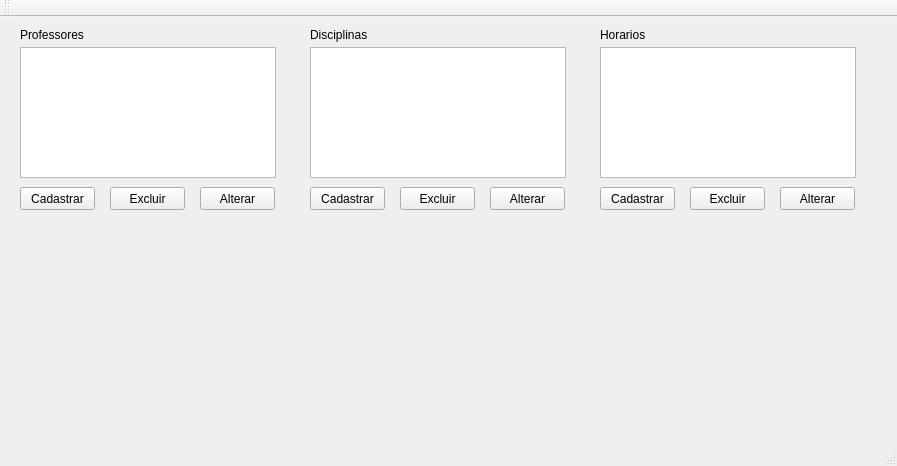
Before: the Qt Designer form Cod_06.ui in ericadsbrito/Grupo4, drawn with Qt 5.
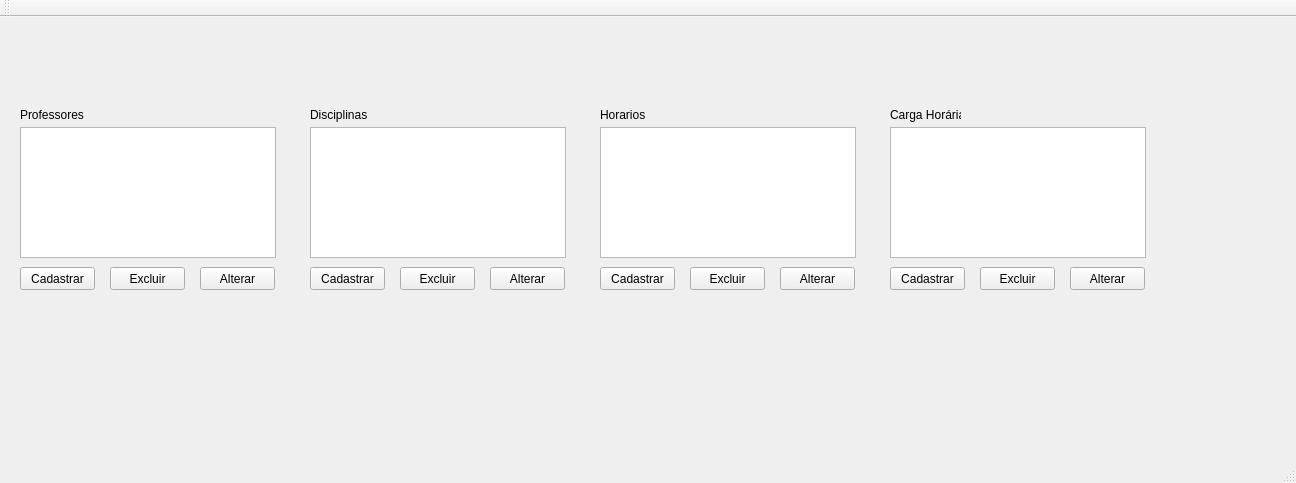
After: the same form once the commit is applied.

What changed in the file:
```diff
--- a/Cod_06.ui
+++ b/Cod_06.ui
@@ -6,8 +6,8 @@
    <rect>
     <x>0</x>
     <y>0</y>
-    <width>897</width>
-    <height>466</height>
+    <width>1296</width>
+    <height>483</height>
    </rect>
   </property>
   <property name="windowTitle">
@@ -18,7 +18,7 @@
     <property name="geometry">
      <rect>
       <x>20</x>
-      <y>170</y>
+      <y>250</y>
       <width>75</width>
       <height>23</height>
      </rect>
@@ -31,7 +31,7 @@
     <property name="geometry">
      <rect>
       <x>110</x>
-      <y>170</y>
+      <y>250</y>
       <width>75</width>
       <height>23</height>
      </rect>
@@ -44,7 +44,7 @@
     <property name="geometry">
      <rect>
       <x>20</x>
-      <y>30</y>
+      <y>110</y>
       <width>256</width>
       <height>131</height>
      </rect>
@@ -54,7 +54,7 @@
     <property name="geometry">
      <rect>
       <x>200</x>
-      <y>170</y>
+      <y>250</y>
       <width>75</width>
       <height>23</height>
      </rect>
@@ -67,7 +67,7 @@
     <property name="geometry">
      <rect>
       <x>20</x>
-      <y>10</y>
+      <y>90</y>
       <width>71</width>
       <height>16</height>
      </rect>
@@ -80,7 +80,7 @@
     <property name="geometry">
      <rect>
       <x>310</x>
-      <y>30</y>
+      <y>110</y>
       <width>256</width>
       <height>131</height>
      </rect>
@@ -90,7 +90,7 @@
     <property name="geometry">
      <rect>
       <x>400</x>
-      <y>170</y>
+      <y>250</y>
       <width>75</width>
       <height>23</height>
      </rect>
@@ -103,7 +103,7 @@
     <property name="geometry">
      <rect>
       <x>490</x>
-      <y>170</y>
+      <y>250</y>
       <width>75</width>
       <height>23</height>
      </rect>
@@ -116,7 +116,7 @@
     <property name="geometry">
      <rect>
       <x>310</x>
-      <y>170</y>
+      <y>250</y>
       <width>75</width>
       <height>23</height>
      </rect>
@@ -129,7 +129,7 @@
     <property name="geometry">
      <rect>
       <x>310</x>
-      <y>10</y>
+      <y>90</y>
       <width>71</width>
       <height>16</height>
      </rect>
@@ -142,7 +142,7 @@
     <property name="geometry">
      <rect>
       <x>600</x>
-      <y>10</y>
+      <y>90</y>
       <width>71</width>
       <height>16</height>
      </rect>
@@ -155,7 +155,7 @@
     <property name="geometry">
      <rect>
       <x>780</x>
-      <y>170</y>
+      <y>250</y>
       <width>75</width>
       <height>23</height>
      </rect>
@@ -168,7 +168,7 @@
     <property name="geometry">
      <rect>
       <x>600</x>
-      <y>30</y>
+      <y>110</y>
       <width>256</width>
       <height>131</height>
      </rect>
@@ -178,7 +178,7 @@
     <property name="geometry">
      <rect>
       <x>600</x>
-      <y>170</y>
+      <y>250</y>
       <width>75</width>
       <height>23</height>
      </rect>
@@ -191,7 +191,7 @@
     <property name="geometry">
      <rect>
       <x>690</x>
-      <y>170</y>
+      <y>250</y>
       <width>75</width>
       <height>23</height>
      </rect>
@@ -200,6 +200,68 @@
      <string>Excluir</string>
     </property>
    </widget>
+   <widget class="QPushButton" name="pushButton_13">
+    <property name="geometry">
+     <rect>
+      <x>980</x>
+      <y>250</y>
+      <width>75</width>
+      <height>23</height>
+     </rect>
+    </property>
+    <property name="text">
+     <string>Excluir</string>
+    </property>
+   </widget>
+   <widget class="QLabel" name="label_5">
+    <property name="geometry">
+     <rect>
+      <x>890</x>
+      <y>90</y>
+      <width>71</width>
+      <height>16</height>
+     </rect>
+    </property>
+    <property name="text">
+     <string>Carga Horária</string>
+    </property>
+   </widget>
+   <widget class="QPushButton" name="pushButton_14">
+    <property name="geometry">
+     <rect>
+      <x>890</x>
+      <y>250</y>
+      <width>75</width>
+      <height>23</height>
+     </rect>
+    </property>
+    <property name="text">
+     <string>Cadastrar</string>
+    </property>
+   </widget>
+   <widget class="QPushButton" name="pushButton_15">
+    <property name="geometry">
+     <rect>
+      <x>1070</x>
+      <y>250</y>
+      <width>75</width>
+      <height>23</height>
+     </rect>
+    </property>
+    <property name="text">
+     <string>Alterar</string>
+    </property>
+   </widget>
+   <widget class="QListView" name="listView_5">
+    <property name="geometry">
+     <rect>
+      <x>890</x>
+      <y>110</y>
+      <width>256</width>
+      <height>131</height>
+     </rect>
+    </property>
+   </widget>
   </widget>
   <widget class="QMenuBar" name="menuBar">
    <property name="geometry">
```
Left out of the diff: 2 changed lines with no effect on the pictures.
